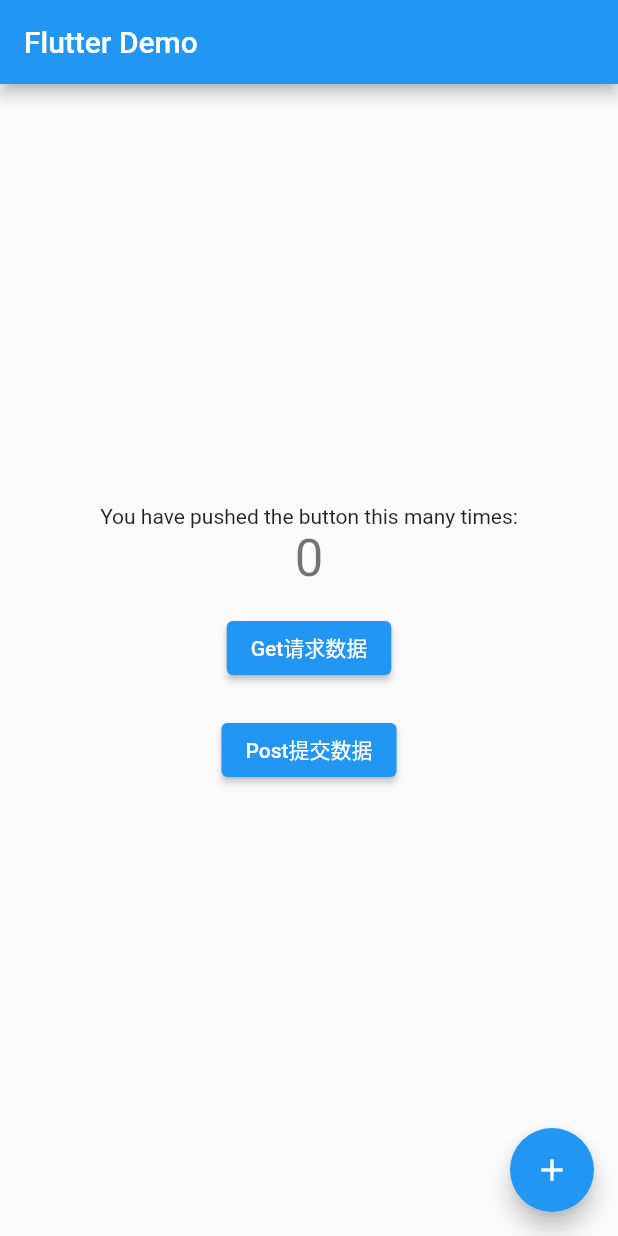
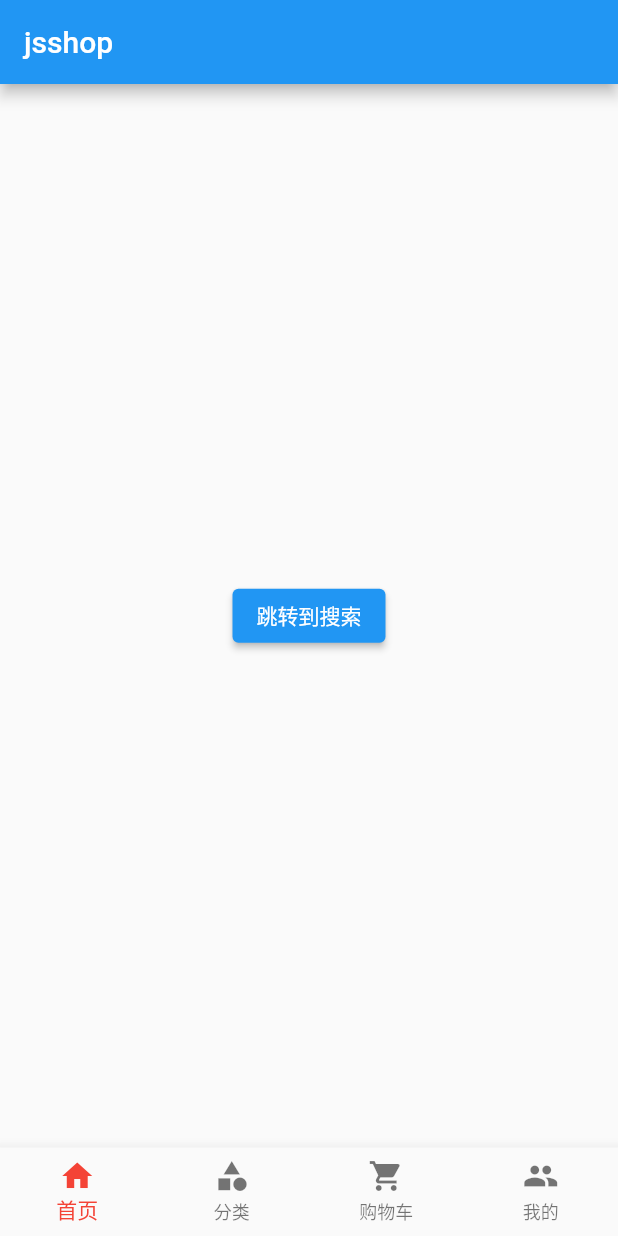
Before and after one commit to Tintines/Flutter_shop, a Flutter app: the screen it shows after launch, on a phone screen of 412 x 824 dp. Run offline on Flutter 3.47's test engine with Material 2 defaults, Android fonts, the phone set to English and light mode, and no system bars; our stand-ins replace dio.

Commit message:
new: tabs及基础搭建

```diff
--- a/analysis_options.yaml
+++ b/analysis_options.yaml
@@ -24,6 +24,6 @@ linter:
   rules:
     # avoid_print: false  # Uncomment to disable the `avoid_print` rule
     # prefer_single_quotes: true  # Uncomment to enable the `prefer_single_quotes` rule
-
+    file_names: false # 解决导包建议提示 Name source files using lowercase_with_underscores
 # Additional information about this file can be found at
 # https://dart.dev/guides/language/analysis-options
--- a/lib/main.dart
+++ b/lib/main.dart
@@ -1,7 +1,10 @@
 // ignore_for_file: avoid_print
-
 import 'package:flutter/material.dart';
 import 'package:dio/dio.dart';
+
+import 'routers/router.dart';
+
+// import 'pages/tabs/Tabs.dart';
 
 void main() {
   runApp(const MyApp());
@@ -16,8 +19,6 @@ class MyApp extends StatelessWidget {
     return MaterialApp(
       title: 'Flutter Demo',
       theme: ThemeData(
-        // This is the theme of your application.
-        //
         // Try running your application with "flutter run". You'll see the
         // application has a blue toolbar. Then, without quitting the app, try
         // changing the primarySwatch below to Colors.green and then invoke
@@ -27,8 +28,11 @@ class MyApp extends StatelessWidget {
         // is not restarted.
         primarySwatch: Colors.blue,
       ),
-      home: const MyHomePage(title: 'Flutter Demo'),
-      debugShowCheckedModeBanner: false, //去掉debug图标
+      // home: const MyHomePage(title: 'Flutter Demo'),
+      // home: const Tabs(),
+      initialRoute: '/',
+      onGenerateRoute: onGenerateRoute, // 命名路由
+      debugShowCheckedModeBanner: false, // 去掉debug图标
     );
   }
 }
@@ -36,15 +40,10 @@ class MyApp extends StatelessWidget {
 class MyHomePage extends StatefulWidget {
   const MyHomePage({Key? key, required this.title}) : super(key: key);
 
-  // This widget is the home page of your application. It is stateful, meaning
-  // that it has a State object (defined below) that contains fields that affect
-  // how it looks.
-
   // This class is the configuration for the state. It holds the values (in this
   // case the title) provided by the parent (in this case the App widget) and
   // used by the build method of the State. Fields in a Widget subclass are
   // always marked "final".
-
   final String title;
 
   @override
@@ -55,9 +54,9 @@ class _MyHomePageState extends State<MyHomePage> {
   int _counter = 0;
   String _msg = "";
 
-  //请求数据
+  // 请求数据
   _getData() async {
-    //获取数据的接口： https://jd.itying.com/api/httpGet
+    // 获取数据的接口： https://jd.itying.com/api/httpGet
     var response = await Dio().get('https://jd.itying.com/api/httpGet');
     print(response.data);
     print(response.data is Map); // true
@@ -66,7 +65,7 @@ class _MyHomePageState extends State<MyHomePage> {
     });
   }
 
-  //提交数据
+  // 提交数据
   _postData() async {
     // 地址：https://jd.itying.com/api/httpPost
     var response = await Dio().post('https://jd.itying.com/api/httpPost',
@@ -77,47 +76,18 @@ class _MyHomePageState extends State<MyHomePage> {
 
   void _incrementCounter() {
     setState(() {
-      // This call to setState tells the Flutter framework that something has
-      // changed in this State, which causes it to rerun the build method below
-      // so that the display can reflect the updated values. If we changed
-      // _counter without calling setState(), then the build method would not be
-      // called again, and so nothing would appear to happen.
       _counter++;
     });
   }
 
   @override
   Widget build(BuildContext context) {
-    // This method is rerun every time setState is called, for instance as done
-    // by the _incrementCounter method above.
-    //
-    // The Flutter framework has been optimized to make rerunning build methods
-    // fast, so that you can just rebuild anything that needs updating rather
-    // than having to individually change instances of widgets.
     return Scaffold(
       appBar: AppBar(
-        // Here we take the value from the MyHomePage object that was created by
-        // the App.build method, and use it to set our appbar title.
         title: Text(widget.title),
       ),
       body: Center(
-        // Center is a layout widget. It takes a single child and positions it
-        // in the middle of the parent.
         child: Column(
-          // Column is also a layout widget. It takes a list of children and
-          // arranges them vertically. By default, it sizes itself to fit its
-          // children horizontally, and tries to be as tall as its parent.
-          //
-          // Invoke "debug painting" (press "p" in the console, choose the
-          // "Toggle Debug Paint" action from the Flutter Inspector in Android
-          // Studio, or the "Toggle Debug Paint" command in Visual Studio Code)
-          // to see the wireframe for each widget.
-          //
-          // Column has various properties to control how it sizes itself and
-          // how it positions its children. Here we use mainAxisAlignment to
-          // center the children vertically; the main axis here is the vertical
-          // axis because Columns are vertical (the cross axis would be
-          // horizontal).
           mainAxisAlignment: MainAxisAlignment.center,
           children: <Widget>[
             const Text(
--- /dev/null
+++ b/lib/pages/tabs/Home.dart
@@ -0,0 +1,26 @@
+import 'package:flutter/material.dart';
+
+class HomePage extends StatefulWidget {
+  const HomePage({Key? key}) : super(key: key);
+
+  @override
+  State<HomePage> createState() => _HomePageState();
+}
+
+class _HomePageState extends State<HomePage> {
+  @override
+  Widget build(BuildContext context) {
+    return Center(
+      child: Column(
+        mainAxisAlignment: MainAxisAlignment.center,
+        children: <Widget>[
+          ElevatedButton(
+              onPressed: () {
+                Navigator.pushNamed(context, '/search');
+              },
+              child: const Text("跳转到搜索"))
+        ],
+      ),
+    );
+  }
+}
--- /dev/null
+++ b/lib/pages/tabs/Tabs.dart
@@ -0,0 +1,50 @@
+import 'package:flutter/material.dart';
+
+import 'Home.dart';
+import 'Category.dart';
+import 'User.dart';
+import 'Cart.dart';
+
+class Tabs extends StatefulWidget {
+  const Tabs({Key? key}) : super(key: key);
+
+  @override
+  State<Tabs> createState() => _TabsState();
+}
+
+class _TabsState extends State<Tabs> {
+  int _currentIndex = 0;
+  final List _pageList = [
+    const HomePage(),
+    const CategoryPage(),
+    const CartPage(),
+    const UserPage(),
+  ];
+
+  @override
+  Widget build(BuildContext context) {
+    return Scaffold(
+      appBar: AppBar(
+        title: const Text('jsshop'),
+      ),
+      body: _pageList[_currentIndex],
+      bottomNavigationBar: BottomNavigationBar(
+        currentIndex: _currentIndex,
+        onTap: (index) {
+          setState(() {
+            _currentIndex = index;
+          });
+        },
+        type: BottomNavigationBarType.fixed,
+        fixedColor: Colors.red,
+        items: const [
+          BottomNavigationBarItem(icon: Icon(Icons.home), label: "首页"),
+          BottomNavigationBarItem(icon: Icon(Icons.category), label: "分类"),
+          BottomNavigationBarItem(
+              icon: Icon(Icons.shopping_cart), label: "购物车"),
+          BottomNavigationBarItem(icon: Icon(Icons.people), label: "我的")
+        ],
+      ),
+    );
+  }
+}
--- /dev/null
+++ b/lib/routers/router.dart
@@ -0,0 +1,31 @@
+import 'package:flutter/material.dart';
+
+import '../pages/tabs/Tabs.dart';
+import '../pages/Search.dart';
+
+// 配置路由
+final Map<String, Function> routes = {
+  '/': (context) => const Tabs(),
+  '/search': (context) => const SearchPage()
+};
+
+// 固定写法
+Route<dynamic> onGenerateRoute(RouteSettings settings) {
+  final String? name = settings.name;
+  final Function? pageContentBuilder = routes[name];
+
+  if (pageContentBuilder != null) {
+    if (settings.arguments != null) {
+      final Route route = MaterialPageRoute(
+          builder: (context) =>
+              pageContentBuilder(context, arguments: settings.arguments));
+      return route;
+    } else {
+      final Route route =
+          MaterialPageRoute(builder: (context) => pageContentBuilder(context));
+      return route;
+    }
+  } else {
+    return null as Route; // FIXME: 槽糕的解决类型警告的写法
+  }
+}
```
Also changed, not shown: lib/pages/Search.dart (added, +20 -0 lines), lib/pages/tabs/Cart.dart (added, +17 -0 lines), lib/pages/tabs/Category.dart (added, +17 -0 lines), lib/pages/tabs/User.dart (added, +17 -0 lines), 2 other files.
